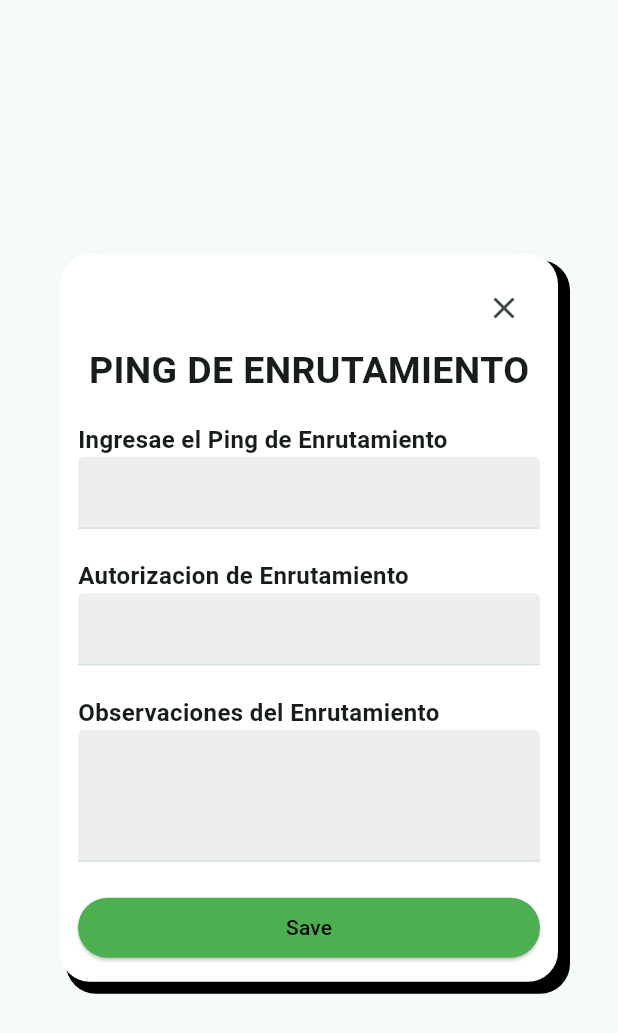
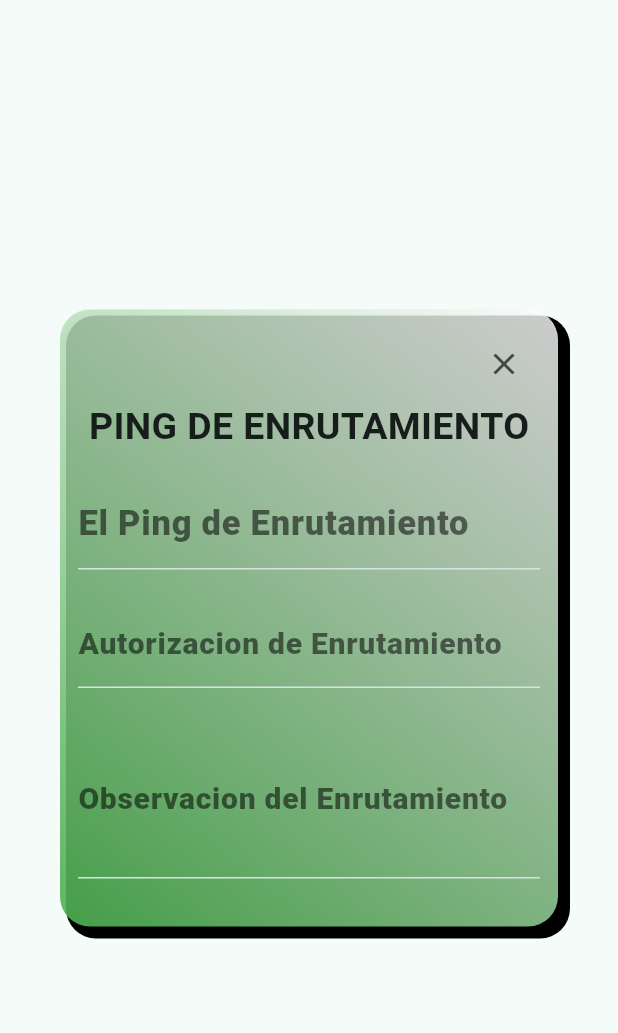
Before and after one commit to chichito/enruta_auto_app, a Flutter app: the ValidarNormalWidget widget shown alone on an empty page, opened directly, on a phone screen of 412 x 824 dp. Shown: the top 1033 px of the screen. Run offline on Flutter 3.47's test engine with Material 3 defaults, Android fonts, the phone set to English and light mode, and no system bars; our stand-ins replace dio, flutter_bloc, flutter_secure_storage, gap, string_validator; accounts and stored records are empty; network calls fail.

Commit message:
domingo2715

```diff
--- a/lib/ui/home/cubit/data/data_cubit.dart
+++ b/lib/ui/home/cubit/data/data_cubit.dart
@@ -52,7 +52,7 @@ class DataCubit extends Cubit<DataState> {
 
   String? onValidatePing(String? sPing) {
     if (sPing == null || sPing.isEmpty) {
-      return 'Por favor ingresa el Ping';
+      return 'Ingresa el Ping';
     }
     if (sPing.length == 4) {
       if (sPing.isNumeric)
@@ -60,7 +60,7 @@ class DataCubit extends Cubit<DataState> {
       else
         return 'Ingrese Solo Numeros';
     } else {
-      return 'El Ping debe tener 4 digitos';
+      return 'Ping de 4 digitos';
     }
   }
 
--- a/lib/ui/home/view/home_page.dart
+++ b/lib/ui/home/view/home_page.dart
@@ -178,6 +178,7 @@ class _HomePageState extends State<HomePage> {
                                         ),
                                       ],
                                       child: ValidarNormalWidget(),
+                                      //child: ValidarEnrutarWidget(),
                                     );
                                   },
                                 );
--- a/lib/ui/home/widgets/validacion/validar_normal_widget.dart
+++ b/lib/ui/home/widgets/validacion/validar_normal_widget.dart
@@ -12,6 +12,7 @@ class ValidarNormalWidget extends StatefulWidget {
 
 class _ValidarNormalWidgetState extends State<ValidarNormalWidget> {
   final GlobalKey<FormState> _formKey = GlobalKey<FormState>();
+  bool isValid = false;
 
   @override
   Widget build(BuildContext context) {
@@ -20,7 +21,15 @@ class _ValidarNormalWidgetState extends State<ValidarNormalWidget> {
     return Dialog(
       child: Container(
         decoration: BoxDecoration(
-          color: Colors.white,
+          //color: const Color.fromARGB(255, 7, 99, 4),
+          gradient: LinearGradient(
+            colors: [
+              Colors.white.withValues(alpha: 0.8),
+              Colors.green.withValues(alpha: 0.9),
+            ],
+            begin: Alignment.topRight,
+            end: Alignment.bottomLeft,
+          ),
           borderRadius: BorderRadius.circular(20),
           boxShadow: const [
             BoxShadow(
@@ -35,6 +44,9 @@ class _ValidarNormalWidgetState extends State<ValidarNormalWidget> {
         child: SingleChildScrollView(
           child: Form(
             key: _formKey,
+            onChanged: () => setState(() {
+              isValid = _formKey.currentState!.validate();
+            }),
             child: Column(
               crossAxisAlignment: CrossAxisAlignment.start,
               mainAxisSize: MainAxisSize.min,
@@ -51,58 +63,51 @@ class _ValidarNormalWidgetState extends State<ValidarNormalWidget> {
                 ),
                 const SizedBox(height: 16),
 
-                const Text(
-                  "Ingresae el Ping de Enrutamiento",
-                  style: TextStyle(fontSize: 16, fontWeight: FontWeight.w600),
+                TextFormField(
+                  textInputAction: TextInputAction.next,
+                  keyboardType: TextInputType.number,
+                  decoration: const InputDecoration(
+                    label: Text('El Ping de Enrutamiento'),
+                    labelStyle: TextStyle(
+                      fontSize: 23,
+                      fontWeight: FontWeight.w900,
+                      color: Colors.black54,
                     ),
-                TextFormField(
-                  keyboardType: TextInputType.number,
-                  textInputAction: TextInputAction.next,
-                  decoration: InputDecoration(
-                    border: OutlineInputBorder(
-                      borderRadius: BorderRadius.circular(8),
                   ),
-                    filled: true,
-                    fillColor: Colors.grey[200],
-                  ),
-                  onChanged: (value) {},
+                  autovalidateMode: AutovalidateMode.onUserInteraction,
+                  onChanged: cubit.onPingChanged,
                   validator: cubit.onValidatePing,
                 ),
 
                 const SizedBox(height: 20),
-                const Text(
-                  "Autorizacion de Enrutamiento",
-                  style: TextStyle(fontSize: 16, fontWeight: FontWeight.w600),
-                ),
-
                 TextFormField(
                   textInputAction: TextInputAction.next,
-                  decoration: InputDecoration(
-                    border: OutlineInputBorder(
-                      borderRadius: BorderRadius.circular(8),
+                  decoration: const InputDecoration(
+                    label: Text('Autorizacion de Enrutamiento'),
+                    labelStyle: TextStyle(
+                      fontSize: 20,
+                      fontWeight: FontWeight.w900,
+                      color: Colors.black54,
                     ),
-                    filled: true,
-                    fillColor: Colors.grey[200],
                   ),
+                  autovalidateMode: AutovalidateMode.onUserInteraction,
                   onChanged: cubit.onAutorizadoChanged,
                   validator: cubit.onValidateString,
                 ),
                 const SizedBox(height: 20),
-                const Text(
-                  "Observaciones del Enrutamiento",
-                  style: TextStyle(fontSize: 16, fontWeight: FontWeight.w600),
-                ),
                 TextFormField(
                   keyboardType: TextInputType.multiline,
                   maxLines: 3,
                   textInputAction: TextInputAction.next,
-                  decoration: InputDecoration(
-                    border: OutlineInputBorder(
-                      borderRadius: BorderRadius.circular(8),
+                  decoration: const InputDecoration(
+                    label: Text('Observacion del Enrutamiento'),
+                    labelStyle: TextStyle(
+                      fontSize: 20,
+                      fontWeight: FontWeight.w900,
+                      color: Colors.black54,
                     ),
-                    filled: true,
-                    fillColor: Colors.grey[200],
                   ),
+                  autovalidateMode: AutovalidateMode.onUserInteraction,
                   onChanged: cubit.onObservacionChanged,
                   validator: cubit.onValidateString,
                 ),
@@ -111,22 +116,28 @@ class _ValidarNormalWidgetState extends State<ValidarNormalWidget> {
 
                 SizedBox(
                   width: double.infinity,
+                  child: Visibility(
+                    visible: isValid,
                     child: ElevatedButton(
-                    onPressed: () {
+                      onPressed: isValid
+                          ? () {
                               if (_formKey.currentState!.validate()) {
                                 context.read<DatosenrutamientoBloc>().add(
                                   GrabarDatosNormal(
                                     ping: cubit.state.sPing ?? '',
-                            sAutorizacion: cubit.state.sAutorizado ?? '',
-                            sObservaciones: cubit.state.sObservaciones ?? '',
+                                    sAutorizacion:
+                                        cubit.state.sAutorizado ?? '',
+                                    sObservaciones:
+                                        cubit.state.sObservaciones ?? '',
                                   ),
                                 );
                                 Navigator.of(context).pop();
                               }
-                    },
+                            }
+                          : null,
                       style: ButtonStyle(
                         backgroundColor: const WidgetStatePropertyAll(
-                        Colors.green,
+                          Color.fromARGB(255, 101, 120, 228),
                         ),
                         shape: WidgetStatePropertyAll(
                           RoundedRectangleBorder(
@@ -136,7 +147,12 @@ class _ValidarNormalWidgetState extends State<ValidarNormalWidget> {
                       ),
                       child: const Text(
                         'Save',
-                      style: TextStyle(color: Colors.black),
+                        style: TextStyle(
+                          fontSize: 26,
+                          fontWeight: FontWeight.w800,
+                          color: Colors.black,
+                        ),
+                      ),
                     ),
                   ),
                 ),
```
Also changed, not shown: lib/ui/home/widgets/validacion/validar_enrutar_widget.dart (+48 -18 lines). Lines whose indentation alone changed are shown as unchanged.
